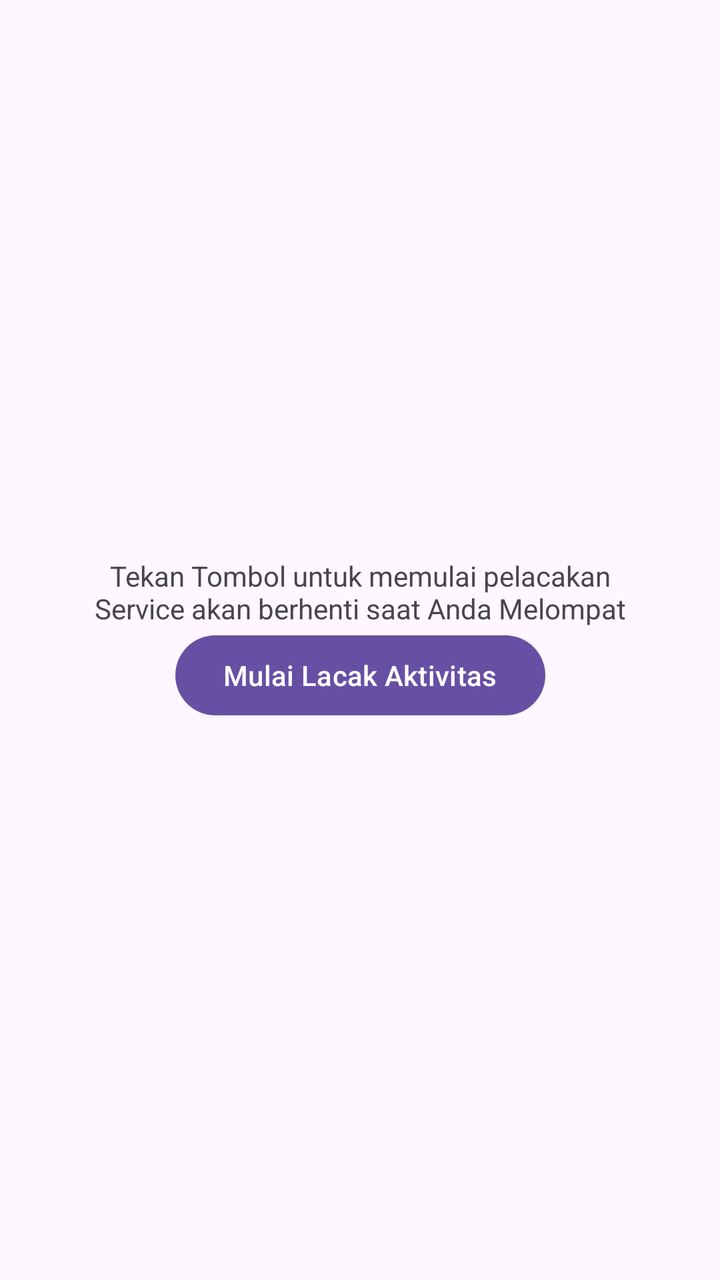
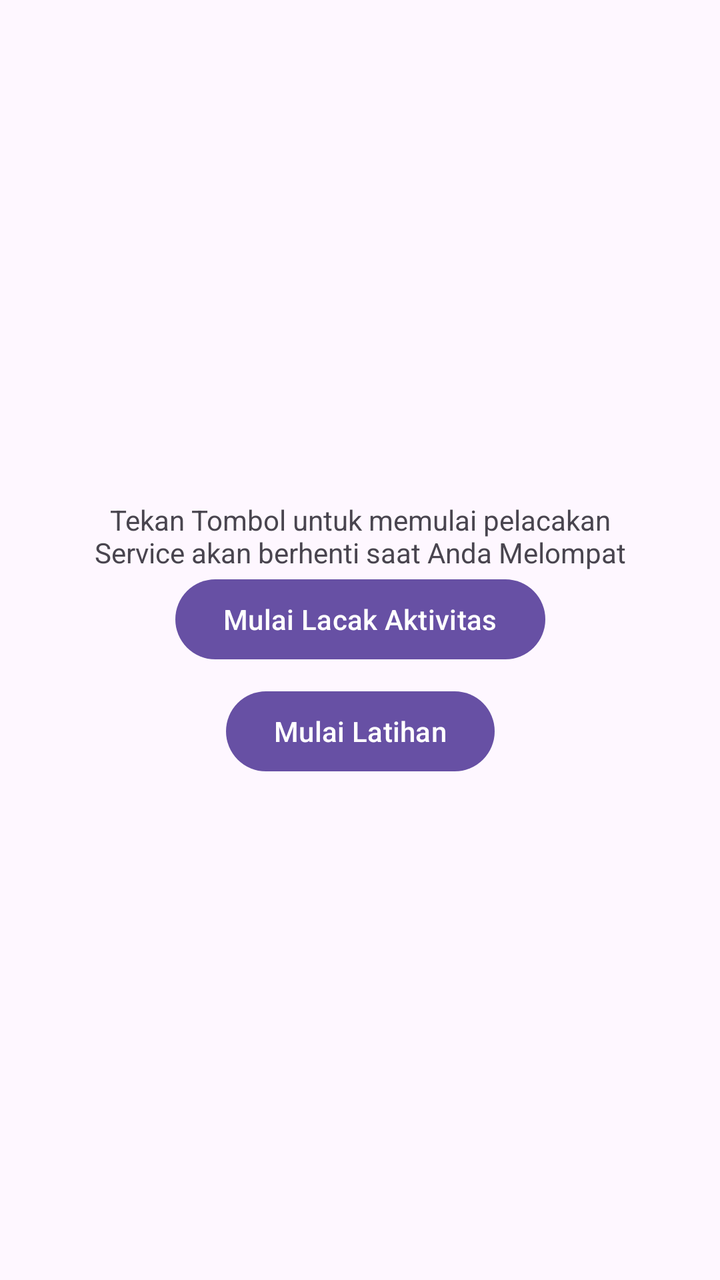

An Android layout rendered at two revisions. The XML below is the earlier revision; the diff shows what the commit changed to produce the second picture.
<!-- AndroidManifest.xml: application theme Theme.BackgroundServices -->
<!-- res/layout/activity_main.xml -->
<?xml version="1.0" encoding="utf-8"?>
<androidx.constraintlayout.widget.ConstraintLayout xmlns:android="http://schemas.android.com/apk/res/android"
    xmlns:app="http://schemas.android.com/apk/res-auto"
    xmlns:tools="http://schemas.android.com/tools"
    android:id="@+id/main"
    android:layout_width="match_parent"
    android:layout_height="match_parent"
    tools:context=".MainActivity">

    <TextView
        android:id="@+id/statusTextView"
        android:layout_width="wrap_content"
        android:layout_height="wrap_content"
        android:text="Tekan Tombol untuk memulai pelacakan\nService akan berhenti saat Anda Melompat"
        android:textAlignment="center"
        app:layout_constraintBottom_toTopOf="@+id/btnStart"
        app:layout_constraintEnd_toEndOf="parent"
        app:layout_constraintStart_toStartOf="parent"
        app:layout_constraintTop_toTopOf="parent"
        app:layout_constraintVertical_chainStyle="packed" />

    <Button
        android:id="@+id/btnStart"
        android:layout_width="wrap_content"
        android:layout_height="wrap_content"
        android:text="Mulai Lacak Aktivitas"
        app:layout_constraintBottom_toBottomOf="parent"
        app:layout_constraintEnd_toEndOf="parent"
        app:layout_constraintStart_toStartOf="parent"
        app:layout_constraintTop_toBottomOf="@+id/statusTextView" />

</androidx.constraintlayout.widget.ConstraintLayout>
<!-- resources referenced by this layout -->
<resources>
  <style name="Theme.BackgroundServices" parent="Base.Theme.BackgroundServices" />
  <style name="Base.Theme.BackgroundServices" parent="Theme.Material3.DayNight.NoActionBar">
          
          
      </style>
</resources>

<!-- the commit's change to res/layout/activity_main.xml (unified diff, before → after) -->
@@ -24,9 +24,20 @@
         android:layout_width="wrap_content"
         android:layout_height="wrap_content"
         android:text="Mulai Lacak Aktivitas"
-        app:layout_constraintBottom_toBottomOf="parent"
+        app:layout_constraintBottom_toTopOf="@+id/btnExercise"
         app:layout_constraintEnd_toEndOf="parent"
         app:layout_constraintStart_toStartOf="parent"
         app:layout_constraintTop_toBottomOf="@+id/statusTextView" />
 
+    <Button
+        android:id="@+id/btnExercise"
+        android:layout_width="wrap_content"
+        android:layout_height="wrap_content"
+        android:layout_marginTop="8dp"
+        android:text="Mulai Latihan"
+        app:layout_constraintBottom_toBottomOf="parent"
+        app:layout_constraintEnd_toEndOf="parent"
+        app:layout_constraintStart_toStartOf="parent"
+        app:layout_constraintTop_toBottomOf="@+id/btnStart" />
+
 </androidx.constraintlayout.widget.ConstraintLayout>
